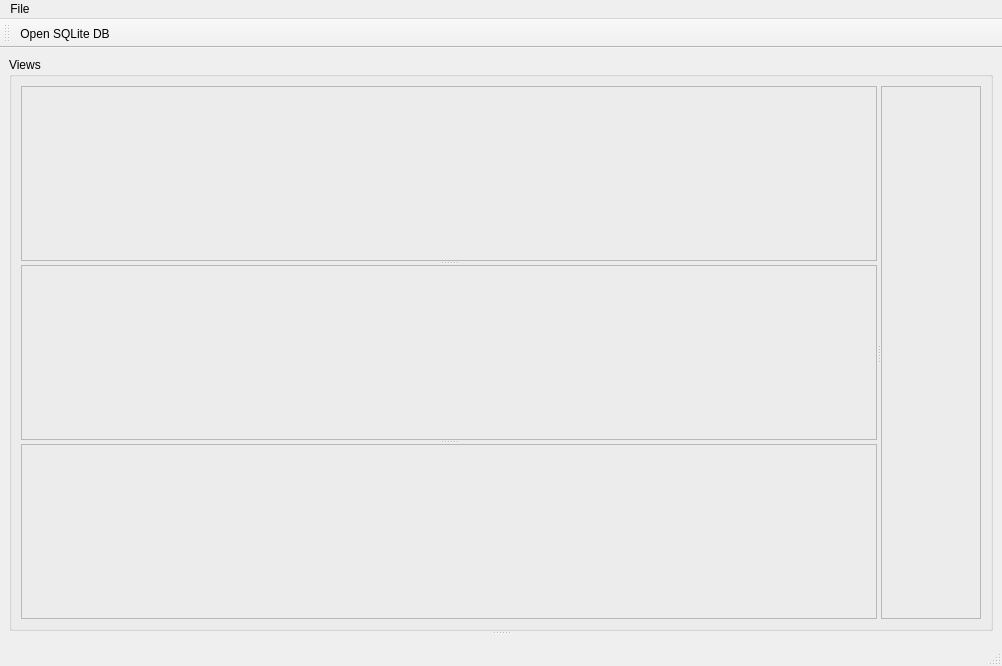
The window that VTK/Examples/Infovis/Cxx/StatsView/StatsView.ui (matthb2/ParaView-beforekitwareswtichedtogit) describes before a commit, drawn with Qt 5.
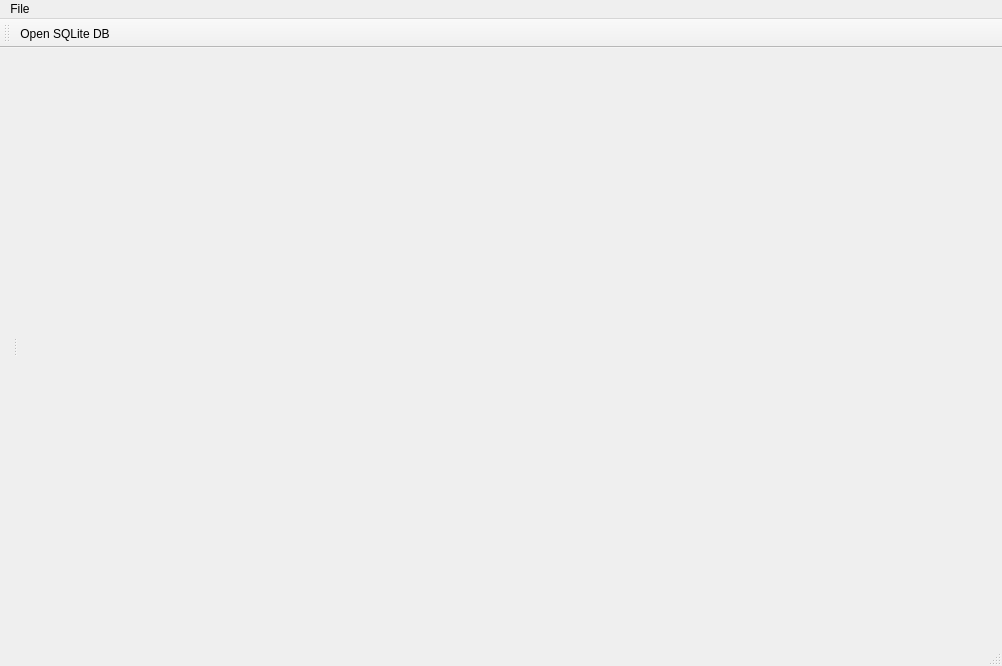
The same window after the commit. Icons and pictures are not drawn.

Commit message: ENH: Just some statsview cleanup.

The edit to the form file:
```diff
--- a/VTK/Examples/Infovis/Cxx/StatsView/StatsView.ui
+++ b/VTK/Examples/Infovis/Cxx/StatsView/StatsView.ui
@@ -18,102 +18,87 @@
     <height>22</height>
    </size>
   </property>
-  <widget class="QWidget" name="centralwidget" >
-   <layout class="QVBoxLayout" >
-    <property name="spacing" >
-     <number>6</number>
-    </property>
-    <property name="leftMargin" >
-     <number>9</number>
-    </property>
-    <property name="topMargin" >
-     <number>9</number>
-    </property>
-    <property name="rightMargin" >
-     <number>9</number>
-    </property>
-    <property name="bottomMargin" >
-     <number>9</number>
-    </property>
+  <widget class="QWidget" name="centralwidget">
+   <layout class="QVBoxLayout" name="verticalLayout_6">
     <item>
-     <widget class="QSplitter" name="splitter_5" >
-      <property name="orientation" >
-       <enum>Qt::Vertical</enum>
+     <widget class="QSplitter" name="splitter">
+      <property name="orientation">
+       <enum>Qt::Horizontal</enum>
       </property>
-      <widget class="QGroupBox" name="groupBoxGraph" >
-       <property name="sizePolicy" >
-        <sizepolicy vsizetype="Expanding" hsizetype="Expanding" >
+      <widget class="QWidget" name="">
+       <layout class="QVBoxLayout" name="verticalLeftLayout" stretch="2,2,2">
+        <item>
+         <widget class="QFrame" name="tableFrame1">
+          <property name="sizePolicy">
+           <sizepolicy hsizetype="Preferred" vsizetype="Preferred">
+            <horstretch>2</horstretch>
+            <verstretch>0</verstretch>
+           </sizepolicy>
+          </property>
+          <layout class="QVBoxLayout" name="verticalLayout">
+           <property name="spacing">
+            <number>2</number>
+           </property>
+           <property name="margin">
+            <number>2</number>
+           </property>
+          </layout>
+         </widget>
+        </item>
+        <item>
+         <widget class="QFrame" name="tableFrame2">
+          <property name="sizePolicy">
+           <sizepolicy hsizetype="Preferred" vsizetype="Preferred">
+            <horstretch>2</horstretch>
+            <verstretch>0</verstretch>
+           </sizepolicy>
+          </property>
+          <layout class="QVBoxLayout" name="verticalLayout_2">
+           <property name="spacing">
+            <number>2</number>
+           </property>
+           <property name="margin">
+            <number>2</number>
+           </property>
+          </layout>
+         </widget>
+        </item>
+        <item>
+         <widget class="QFrame" name="tableFrame3">
+          <property name="sizePolicy">
+           <sizepolicy hsizetype="Preferred" vsizetype="Preferred">
+            <horstretch>2</horstretch>
+            <verstretch>0</verstretch>
+           </sizepolicy>
+          </property>
+          <layout class="QVBoxLayout" name="verticalLayout_3">
+           <property name="spacing">
+            <number>2</number>
+           </property>
+           <property name="margin">
+            <number>2</number>
+           </property>
+          </layout>
+         </widget>
+        </item>
+       </layout>
+      </widget>
+      <widget class="QFrame" name="tableFrame4">
+       <property name="sizePolicy">
+        <sizepolicy hsizetype="Preferred" vsizetype="Preferred">
          <horstretch>1</horstretch>
-         <verstretch>1</verstretch>
+         <verstretch>0</verstretch>
         </sizepolicy>
        </property>
-       <property name="title" >
-        <string>Views</string>
-       </property>
-       <layout class="QHBoxLayout" >
-        <item>
-         <widget class="QSplitter" name="splitter_3" >
-          <property name="orientation" >
-           <enum>Qt::Horizontal</enum>
-          </property>
-          <widget class="QSplitter" name="splitter_2" >
-           <property name="sizePolicy" >
-            <sizepolicy vsizetype="Expanding" hsizetype="Expanding" >
-             <horstretch>1</horstretch>
-             <verstretch>0</verstretch>
-            </sizepolicy>
-           </property>
-           <property name="orientation" >
-            <enum>Qt::Vertical</enum>
-           </property>
-           <widget class="QFrame" name="tableFrame1" >
-            <property name="frameShape" >
-             <enum>QFrame::StyledPanel</enum>
-            </property>
-            <property name="frameShadow" >
-             <enum>QFrame::Raised</enum>
-            </property>
-           </widget>
-           <widget class="QFrame" name="tableFrame2" >
-            <property name="frameShape" >
-             <enum>QFrame::StyledPanel</enum>
-            </property>
-            <property name="frameShadow" >
-             <enum>QFrame::Raised</enum>
-            </property>
-           </widget>
-           <widget class="QFrame" name="tableFrame3" >
-            <property name="frameShape" >
-             <enum>QFrame::StyledPanel</enum>
-            </property>
-            <property name="frameShadow" >
-             <enum>QFrame::Raised</enum>
-            </property>
-           </widget>
-          </widget>
-          <widget class="QFrame" name="tableFrame4" >
-           <property name="frameShape" >
-            <enum>QFrame::StyledPanel</enum>
-           </property>
-           <property name="frameShadow" >
-            <enum>QFrame::Raised</enum>
-           </property>
-          </widget>
-         </widget>
-        </item>
+       <layout class="QVBoxLayout" name="verticalLayout_4">
+        <property name="spacing">
+         <number>2</number>
+        </property>
+        <property name="margin">
+         <number>2</number>
+        </property>
        </layout>
       </widget>
-      <widget class="QSplitter" name="splitter" >
-       <property name="sizePolicy" >
-        <sizepolicy vsizetype="Expanding" hsizetype="Expanding" >
-         <horstretch>0</horstretch>
-         <verstretch>2</verstretch>
-        </sizepolicy>
-       </property>
-       <property name="orientation" >
-        <enum>Qt::Horizontal</enum>
-       </property>
-      </widget>
      </widget>
     </item>
    </layout>
```
Left out of the diff: 52 changed lines with no effect on the pictures. The commit also changes 1 other file.
